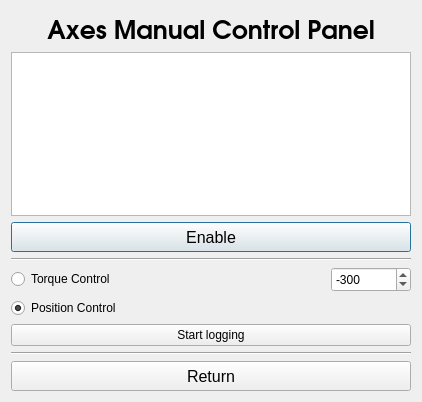
Old version of the form widgets/apps/manual_control_dialog.ui in the repository IRMA-LAB/cable_robot.
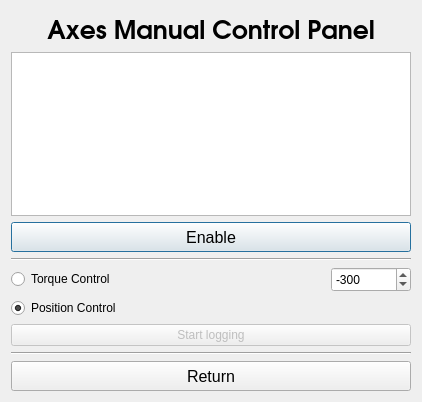
New version of the form.

The edit to the form file:
```diff
--- a/widgets/apps/manual_control_dialog.ui
+++ b/widgets/apps/manual_control_dialog.ui
@@ -145,6 +145,9 @@
    </item>
    <item>
     <widget class="QPushButton" name="pushButton_logging">
+     <property name="enabled">
+      <bool>false</bool>
+     </property>
      <property name="text">
       <string>Start logging</string>
      </property>
```
